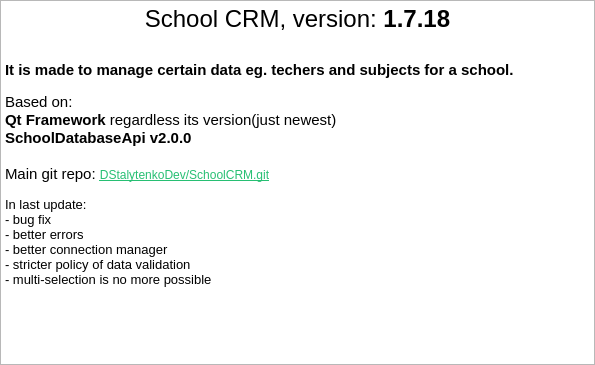
Old version of the form Menu/AboutDialog.ui in the repository DStalytenkoDev/SchoolCRM.
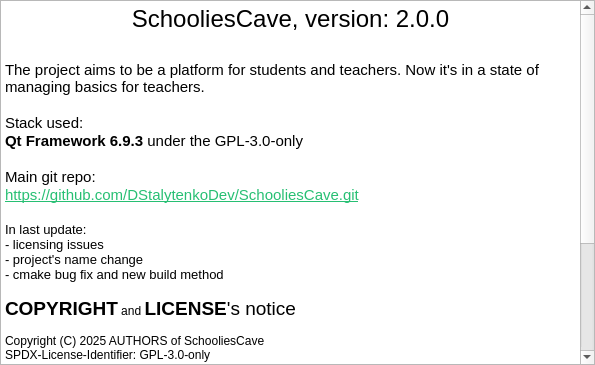
New version of the form.

Commit message: Project Licensed under the GPL-3.0-only

Patch:
```diff
--- a/Menu/AboutDialog.ui
+++ b/Menu/AboutDialog.ui
@@ -50,23 +50,38 @@
 hr { height: 1px; border-width: 0; }
 li.unchecked::marker { content: &quot;\2610&quot;; }
 li.checked::marker { content: &quot;\2612&quot;; }
-&lt;/style&gt;&lt;/head&gt;&lt;body style=&quot; font-family:'Segoe UI'; font-size:9pt; font-weight:400; font-style:normal;&quot;&gt;
-&lt;p align=&quot;center&quot; style=&quot; margin-top:0px; margin-bottom:0px; margin-left:0px; margin-right:0px; -qt-block-indent:0; text-indent:0px;&quot;&gt;&lt;span style=&quot; font-size:18pt;&quot;&gt;School CRM, version: &lt;/span&gt;&lt;span style=&quot; font-size:18pt; font-weight:700;&quot;&gt;1.7.18&lt;/span&gt;&lt;/p&gt;
-&lt;p align=&quot;center&quot; style=&quot;-qt-paragraph-type:empty; margin-top:0px; margin-bottom:0px; margin-left:0px; margin-right:0px; -qt-block-indent:0; text-indent:0px; font-size:18pt; font-weight:700;&quot;&gt;&lt;br /&gt;&lt;/p&gt;
-&lt;p style=&quot; margin-top:0px; margin-bottom:0px; margin-left:0px; margin-right:0px; -qt-block-indent:0; text-indent:0px;&quot;&gt;&lt;span style=&quot; font-size:11pt; font-weight:700;&quot;&gt;It is made to manage certain data eg. techers and subjects for a school.&lt;/span&gt;&lt;/p&gt;
+&lt;/style&gt;&lt;/head&gt;&lt;body style=&quot; font-family:'Sans Serif'; font-size:9pt; font-weight:400; font-style:normal;&quot;&gt;
+&lt;p align=&quot;center&quot; style=&quot; margin-top:0px; margin-bottom:0px; margin-left:0px; margin-right:0px; -qt-block-indent:0; text-indent:0px;&quot;&gt;&lt;span style=&quot; font-family:'Segoe UI'; font-size:18pt;&quot;&gt;SchooliesCave, version: 2.0.0&lt;/span&gt;&lt;/p&gt;
+&lt;p align=&quot;center&quot; style=&quot;-qt-paragraph-type:empty; margin-top:0px; margin-bottom:0px; margin-left:0px; margin-right:0px; -qt-block-indent:0; text-indent:0px; font-family:'Segoe UI'; font-size:18pt; font-weight:700;&quot;&gt;&lt;br /&gt;&lt;/p&gt;
+&lt;p style=&quot; margin-top:0px; margin-bottom:0px; margin-left:0px; margin-right:0px; -qt-block-indent:0; text-indent:0px;&quot;&gt;&lt;span style=&quot; font-size:11pt;&quot;&gt;The project aims to be a platform for students and teachers. Now it's in a state of managing basics for teachers.&lt;/span&gt;&lt;/p&gt;
+&lt;p style=&quot;-qt-paragraph-type:empty; margin-top:0px; margin-bottom:0px; margin-left:0px; margin-right:0px; -qt-block-indent:0; text-indent:0px; font-size:11pt;&quot;&gt;&lt;br /&gt;&lt;/p&gt;
+&lt;p style=&quot; margin-top:0px; margin-bottom:0px; margin-left:0px; margin-right:0px; -qt-block-indent:0; text-indent:0px;&quot;&gt;&lt;span style=&quot; font-family:'Segoe UI'; font-size:11pt;&quot;&gt;Stack used:&lt;/span&gt;&lt;/p&gt;
+&lt;p style=&quot; margin-top:0px; margin-bottom:0px; margin-left:0px; margin-right:0px; -qt-block-indent:0; text-indent:0px;&quot;&gt;&lt;span style=&quot; font-family:'Segoe UI'; font-size:11pt; font-weight:700;&quot;&gt;Qt Framework 6.9.3 &lt;/span&gt;&lt;span style=&quot; font-family:'Segoe UI'; font-size:11pt;&quot;&gt;under the GPL-3.0-only&lt;/span&gt;&lt;/p&gt;
+&lt;p style=&quot;-qt-paragraph-type:empty; margin-top:0px; margin-bottom:0px; margin-left:0px; margin-right:0px; -qt-block-indent:0; text-indent:0px; font-family:'Segoe UI'; font-size:11pt; font-weight:700;&quot;&gt;&lt;br /&gt;&lt;/p&gt;
+&lt;p style=&quot; margin-top:0px; margin-bottom:0px; margin-left:0px; margin-right:0px; -qt-block-indent:0; text-indent:0px;&quot;&gt;&lt;span style=&quot; font-family:'Segoe UI'; font-size:11pt;&quot;&gt;Main git repo:&lt;/span&gt;&lt;/p&gt;
+&lt;p style=&quot; margin-top:0px; margin-bottom:0px; margin-left:0px; margin-right:0px; -qt-block-indent:0; text-indent:0px;&quot;&gt;&lt;a href=&quot;https://github.com/DStalytenkoDev/SchooliesCave.git&quot;&gt;&lt;span style=&quot; font-size:11pt; text-decoration: underline; color:#27bf73;&quot;&gt;https://github.com/DStalytenkoDev/SchooliesCave.git&lt;/span&gt;&lt;/a&gt;&lt;/p&gt;
+&lt;p style=&quot;-qt-paragraph-type:empty; margin-top:0px; margin-bottom:0px; margin-left:0px; margin-right:0px; -qt-block-indent:0; text-indent:0px; font-family:'Segoe UI'; font-size:11pt; text-decoration: underline; color:#27bf73;&quot;&gt;&lt;br /&gt;&lt;/p&gt;
+&lt;p style=&quot; margin-top:0px; margin-bottom:0px; margin-left:0px; margin-right:0px; -qt-block-indent:0; text-indent:0px;&quot;&gt;&lt;span style=&quot; font-family:'Segoe UI'; font-size:10pt;&quot;&gt;In last update:&lt;/span&gt;&lt;/p&gt;
+&lt;p style=&quot; margin-top:0px; margin-bottom:0px; margin-left:0px; margin-right:0px; -qt-block-indent:0; text-indent:0px;&quot;&gt;&lt;span style=&quot; font-family:'Segoe UI'; font-size:10pt;&quot;&gt;- licensing issues&lt;/span&gt;&lt;/p&gt;
+&lt;p style=&quot; margin-top:0px; margin-bottom:0px; margin-left:0px; margin-right:0px; -qt-block-indent:0; text-indent:0px;&quot;&gt;&lt;span style=&quot; font-family:'Segoe UI'; font-size:10pt;&quot;&gt;- project's name change&lt;/span&gt;&lt;/p&gt;
+&lt;p style=&quot; margin-top:0px; margin-bottom:0px; margin-left:0px; margin-right:0px; -qt-block-indent:0; text-indent:0px;&quot;&gt;&lt;span style=&quot; font-family:'Segoe UI'; font-size:10pt;&quot;&gt;- cmake bug fix and new build method&lt;/span&gt;&lt;/p&gt;
+&lt;p style=&quot;-qt-paragraph-type:empty; margin-top:0px; margin-bottom:0px; margin-left:0px; margin-right:0px; -qt-block-indent:0; text-indent:0px; font-family:'Segoe UI'; font-size:10pt;&quot;&gt;&lt;br /&gt;&lt;/p&gt;
+&lt;p style=&quot; margin-top:0px; margin-bottom:0px; margin-left:0px; margin-right:0px; -qt-block-indent:0; text-indent:0px;&quot;&gt;&lt;span style=&quot; font-size:14pt; font-weight:700;&quot;&gt;COPYRIGHT&lt;/span&gt; and &lt;span style=&quot; font-size:14pt; font-weight:700;&quot;&gt;LICENSE&lt;/span&gt;&lt;span style=&quot; font-size:14pt;&quot;&gt;'s notice&lt;/span&gt;&lt;/p&gt;
 &lt;p style=&quot;-qt-paragraph-type:empty; margin-top:0px; margin-bottom:0px; margin-left:0px; margin-right:0px; -qt-block-indent:0; text-indent:0px;&quot;&gt;&lt;br /&gt;&lt;/p&gt;
-&lt;p style=&quot; margin-top:0px; margin-bottom:0px; margin-left:0px; margin-right:0px; -qt-block-indent:0; text-indent:0px;&quot;&gt;&lt;span style=&quot; font-size:11pt;&quot;&gt;Based on: &lt;/span&gt;&lt;/p&gt;
-&lt;p style=&quot; margin-top:0px; margin-bottom:0px; margin-left:0px; margin-right:0px; -qt-block-indent:0; text-indent:0px;&quot;&gt;&lt;span style=&quot; font-size:11pt; font-weight:700;&quot;&gt;Qt Framework&lt;/span&gt;&lt;span style=&quot; font-size:11pt;&quot;&gt; regardless its version(just newest)&lt;/span&gt;&lt;/p&gt;
-&lt;p style=&quot; margin-top:0px; margin-bottom:0px; margin-left:0px; margin-right:0px; -qt-block-indent:0; text-indent:0px;&quot;&gt;&lt;span style=&quot; font-size:11pt; font-weight:700;&quot;&gt;SchoolDatabaseApi v2.0.0&lt;/span&gt;&lt;/p&gt;
-&lt;p style=&quot;-qt-paragraph-type:empty; margin-top:0px; margin-bottom:0px; margin-left:0px; margin-right:0px; -qt-block-indent:0; text-indent:0px; font-size:11pt; font-weight:700;&quot;&gt;&lt;br /&gt;&lt;/p&gt;
-&lt;p style=&quot; margin-top:0px; margin-bottom:0px; margin-left:0px; margin-right:0px; -qt-block-indent:0; text-indent:0px;&quot;&gt;&lt;span style=&quot; font-size:11pt;&quot;&gt;Main git repo: &lt;/span&gt;&lt;a href=&quot;https://github.com/DStalytenkoDev/SchoolCRM.git&quot;&gt;&lt;span style=&quot; text-decoration: underline; color:#27bf73;&quot;&gt;DStalytenkoDev/SchoolCRM.git&lt;/span&gt;&lt;/a&gt;&lt;/p&gt;
-&lt;p style=&quot;-qt-paragraph-type:empty; margin-top:0px; margin-bottom:0px; margin-left:0px; margin-right:0px; -qt-block-indent:0; text-indent:0px; text-decoration: underline; color:#27bf73;&quot;&gt;&lt;br /&gt;&lt;/p&gt;
-&lt;p style=&quot; margin-top:0px; margin-bottom:0px; margin-left:0px; margin-right:0px; -qt-block-indent:0; text-indent:0px;&quot;&gt;&lt;span style=&quot; font-size:10pt;&quot;&gt;In last update:&lt;/span&gt;&lt;/p&gt;
-&lt;p style=&quot; margin-top:0px; margin-bottom:0px; margin-left:0px; margin-right:0px; -qt-block-indent:0; text-indent:0px;&quot;&gt;&lt;span style=&quot; font-size:10pt;&quot;&gt;- bug fix&lt;/span&gt;&lt;/p&gt;
-&lt;p style=&quot; margin-top:0px; margin-bottom:0px; margin-left:0px; margin-right:0px; -qt-block-indent:0; text-indent:0px;&quot;&gt;&lt;span style=&quot; font-size:10pt;&quot;&gt;- better errors&lt;/span&gt;&lt;/p&gt;
-&lt;p style=&quot; margin-top:0px; margin-bottom:0px; margin-left:0px; margin-right:0px; -qt-block-indent:0; text-indent:0px;&quot;&gt;&lt;span style=&quot; font-size:10pt;&quot;&gt;- better connection manager&lt;/span&gt;&lt;/p&gt;
-&lt;p style=&quot; margin-top:0px; margin-bottom:0px; margin-left:0px; margin-right:0px; -qt-block-indent:0; text-indent:0px;&quot;&gt;&lt;span style=&quot; font-size:10pt;&quot;&gt;- stricter policy of data validation&lt;/span&gt;&lt;/p&gt;
-&lt;p style=&quot; margin-top:0px; margin-bottom:0px; margin-left:0px; margin-right:0px; -qt-block-indent:0; text-indent:0px;&quot;&gt;&lt;span style=&quot; font-size:10pt;&quot;&gt;- multi-selection is no more possible&lt;/span&gt;&lt;/p&gt;&lt;/body&gt;&lt;/html&gt;</string>
+&lt;p style=&quot; margin-top:0px; margin-bottom:0px; margin-left:0px; margin-right:0px; -qt-block-indent:0; text-indent:0px;&quot;&gt;Copyright (C) 2025 AUTHORS of SchooliesCave&lt;/p&gt;
+&lt;p style=&quot; margin-top:0px; margin-bottom:0px; margin-left:0px; margin-right:0px; -qt-block-indent:0; text-indent:0px;&quot;&gt;SPDX-License-Identifier: GPL-3.0-only&lt;/p&gt;
+&lt;p style=&quot;-qt-paragraph-type:empty; margin-top:0px; margin-bottom:0px; margin-left:0px; margin-right:0px; -qt-block-indent:0; text-indent:0px;&quot;&gt;&lt;br /&gt;&lt;/p&gt;
+&lt;p style=&quot; margin-top:0px; margin-bottom:0px; margin-left:0px; margin-right:0px; -qt-block-indent:0; text-indent:0px;&quot;&gt;SchooliesCave is free software: you can redistribute it and/or modify it under the terms&lt;/p&gt;
+&lt;p style=&quot; margin-top:0px; margin-bottom:0px; margin-left:0px; margin-right:0px; -qt-block-indent:0; text-indent:0px;&quot;&gt;of the GNU General Public License as published by the Free Software Foundation, version 3&lt;/p&gt;
+&lt;p style=&quot; margin-top:0px; margin-bottom:0px; margin-left:0px; margin-right:0px; -qt-block-indent:0; text-indent:0px;&quot;&gt;of the License only.&lt;/p&gt;
+&lt;p style=&quot;-qt-paragraph-type:empty; margin-top:0px; margin-bottom:0px; margin-left:0px; margin-right:0px; -qt-block-indent:0; text-indent:0px;&quot;&gt;&lt;br /&gt;&lt;/p&gt;
+&lt;p style=&quot; margin-top:0px; margin-bottom:0px; margin-left:0px; margin-right:0px; -qt-block-indent:0; text-indent:0px;&quot;&gt;SchooliesCave is distributed in the hope that it will be useful, but WITHOUT ANY WARRANTY;&lt;/p&gt;
+&lt;p style=&quot; margin-top:0px; margin-bottom:0px; margin-left:0px; margin-right:0px; -qt-block-indent:0; text-indent:0px;&quot;&gt;without even the implied warranty of MERCHANTABILITY or FITNESS FOR A PARTICULAR PURPOSE.&lt;/p&gt;
+&lt;p style=&quot; margin-top:0px; margin-bottom:0px; margin-left:0px; margin-right:0px; -qt-block-indent:0; text-indent:0px;&quot;&gt;See the GNU General Public License for more details.&lt;/p&gt;
+&lt;p style=&quot;-qt-paragraph-type:empty; margin-top:0px; margin-bottom:0px; margin-left:0px; margin-right:0px; -qt-block-indent:0; text-indent:0px;&quot;&gt;&lt;br /&gt;&lt;/p&gt;
+&lt;p style=&quot; margin-top:0px; margin-bottom:0px; margin-left:0px; margin-right:0px; -qt-block-indent:0; text-indent:0px;&quot;&gt;You should have received a copy of the GNU General Public License along with SchooliesCave.&lt;/p&gt;
+&lt;p style=&quot; margin-top:0px; margin-bottom:0px; margin-left:0px; margin-right:0px; -qt-block-indent:0; text-indent:0px;&quot;&gt;If not, see &amp;lt;https://www.gnu.org/licenses/&amp;gt;.&lt;/p&gt;
+&lt;p style=&quot;-qt-paragraph-type:empty; margin-top:0px; margin-bottom:0px; margin-left:0px; margin-right:0px; -qt-block-indent:0; text-indent:0px;&quot;&gt;&lt;br /&gt;&lt;/p&gt;&lt;/body&gt;&lt;/html&gt;</string>
      </property>
     </widget>
    </item>
```
Left out of the diff: 2 changed lines with no effect on the pictures. The commit also changes 125 other files.
